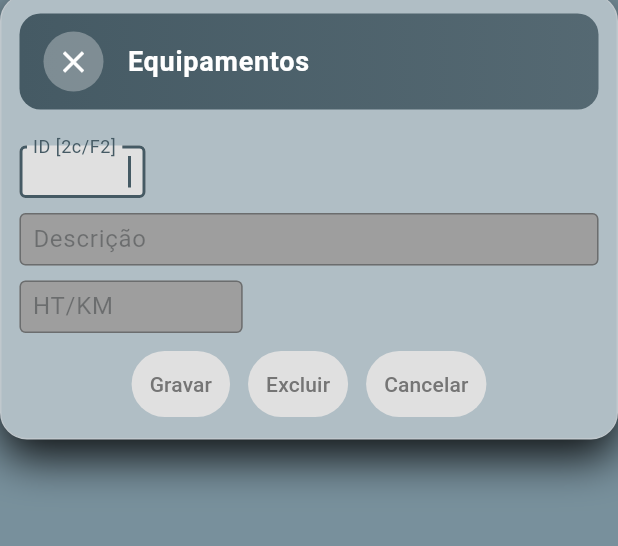
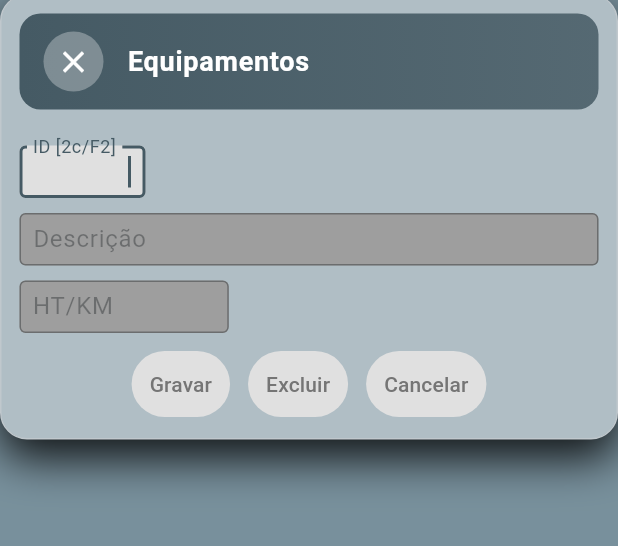
Before and after one commit to PEDRO040672/controle_app, a Flutter app: the screen it shows after launch, in the side drawer, after a tap on "Equipamentos", on a phone screen of 412 x 824 dp, the part 90-636 px from its top. Run offline on Flutter 3.47's test engine with Material 3 defaults, Android fonts, the phone set to English and light mode, and no system bars; our stand-ins replace data_table_2.

Commit message:
18/03/2026 as 01:32

```diff
--- a/lib/con_eqp.dart
+++ b/lib/con_eqp.dart
@@ -29,6 +29,7 @@ class _ConsultaCadeqpState extends BaseConsState<ConsultaCadeqp> {
   final ScrollController _vertical = ScrollController();
   final ScrollController _horizontal = ScrollController();
   final formato = NumberFormat('#,##0.0', 'pt_BR');
+  //final formato = NumberFormat('###.##0,0', 'pt_BR');
 
   List<Cadeqp> _lista = [];
   List<Cadeqp> _filtrada = [];
@@ -170,7 +171,7 @@ class _ConsultaCadeqpState extends BaseConsState<ConsultaCadeqp> {
               //DataColumn2(label: Text('Nome'), size: ColumnSize.L),
               //DataColumn2(label: Text('Nome'), fixedWidth: 450),
               DataColumn2(label: Text('Descrição')),
-              DataColumn2(label: Text('HT/KM'), fixedWidth: 80, numeric: true),
+              DataColumn2(label: Text('HT/KM'), fixedWidth: 110, numeric: true),
             ],
             rows: List.generate(_filtrada.length, (index) {
               final p = _filtrada[index];
@@ -213,6 +214,7 @@ class _ConsultaCadeqpState extends BaseConsState<ConsultaCadeqp> {
                   ),
                   DataCell(
                     Text(
+                      //p.eqp_htkm,
                       formato.format(p.eqp_htkm),
                       maxLines: 1,
                       overflow: TextOverflow.ellipsis,
--- a/lib/for_eqp.dart
+++ b/lib/for_eqp.dart
@@ -120,9 +120,10 @@ class _ForEqpState extends BaseFormState<ForEqpPage> {
           _inclusao = false;
           _habilitado = false;
           _eqp_descController.text = cadeqp.eqp_desc;
+          //_eqp_htkmController.text = cadeqp.eqp_htkm;
           _eqp_htkmController.text = Campo.doubleText(
             cadeqp.eqp_htkm,
-            '99999,9',
+            '999.999,9',
           );
         });
         WidgetsBinding.instance.addPostFrameCallback((_) {
@@ -290,7 +291,7 @@ class _ForEqpState extends BaseFormState<ForEqpPage> {
                   titulo: 'HT/KM',
                   controller: _eqp_htkmController,
                   focusNode: _eqp_htkmFocus,
-                  mascara: '999.999,99',
+                  mascara: '999.999,9',
                   nextFocus: _gravarFocus,
                   enabled: !_habilitado,
                 ),
--- a/lib/models/cadeqp_models.dart
+++ b/lib/models/cadeqp_models.dart
@@ -13,7 +13,7 @@ class Cadeqp {
     return Cadeqp(
       eqp_id: json['eqp_id'],
       eqp_desc: json['eqp_desc'],
-      eqp_htkm: json['eqp_htkm'],
+      eqp_htkm: double.tryParse(json['eqp_htkm'].toString()) ?? 0.0,
     );
   }
 
--- a/lib/widgets/campo.dart
+++ b/lib/widgets/campo.dart
@@ -13,9 +13,9 @@ class Campo extends StatelessWidget {
   final FocusNode? nextFocus;
   final Future<bool> Function()? onSubmitted;
 
-  final int tamanho; // texto / inteiro
-  final bool zeroEsquerda; // inteiro
-  final String? mascara; // double / mascara
+  final int tamanho;
+  final bool zeroEsquerda;
+  final String? mascara;
   final bool enabled;
   final bool autofocus;
 
@@ -36,40 +36,38 @@ class Campo extends StatelessWidget {
   });
 
   // ==========================
-  // LARGURA DINÂMICA
+  // LARGURA
   // ==========================
   double _largura(BuildContext context) {
     final estilo = _estilo(context);
-    // Texto base para cálculo
-    String textoBase;
+
+    String base;
     switch (tipo) {
       case TipoCampo.texto:
-        textoBase = 'W' * (tamanho + 7);
+        base = 'W' * (tamanho + 7);
         break;
       case TipoCampo.inteiro:
-        textoBase = 'W' * (tamanho + 3);
+        base = 'W' * (tamanho + 3);
         break;
       case TipoCampo.double:
       case TipoCampo.mascara:
-        if (mascara == null) {
-          textoBase = 'W' * 12;
-        } else {
-          textoBase = '${mascara}WWWWW';
-        }
+        base = mascara != null ? '$mascara     ' : 'W' * 12;
         break;
       case TipoCampo.data:
-        textoBase = '99/99/9999WWWWW';
+        base = '99/99/9999     ';
         break;
       case TipoCampo.uf:
-        textoBase = 'WWWW'; // largura para sigla
+        base = 'WWWW';
         break;
     }
-    final textPainter = TextPainter(
-      text: TextSpan(text: textoBase, style: estilo),
+
+    final tp = TextPainter(
+      text: TextSpan(text: base, style: estilo),
       maxLines: 1,
       textDirection: TextDirection.ltr,
     )..layout();
-    return textPainter.width + 10; // margem interna
+
+    return tp.width + 10;
   }
 
   // ==========================
@@ -80,7 +78,7 @@ class Campo extends StatelessWidget {
       case TipoCampo.inteiro:
       case TipoCampo.double:
       case TipoCampo.data:
-        return TextInputType.number;
+        return const TextInputType.numberWithOptions(decimal: true);
       case TipoCampo.uf:
         return TextInputType.none;
       default:
@@ -89,7 +87,7 @@ class Campo extends StatelessWidget {
   }
 
   // ==========================
-  // ALINHAMENTO
+  // ALIGN
   // ==========================
   TextAlign _align() {
     switch (tipo) {
@@ -113,9 +111,26 @@ class Campo extends StatelessWidget {
         return [FilteringTextInputFormatter.digitsOnly];
 
       case TipoCampo.double:
-        if (mascara == null) return null;
-        return [MaskTextInputFormatter(mascara!)];
+        int casas = 0;
+        int inteiros = 0;
 
+        if (mascara != null) {
+          if (mascara!.contains(',')) {
+            final partes = mascara!.split(',');
+            casas = partes[1].length;
+            inteiros = partes[0].replaceAll('.', '').length;
+          } else {
+            inteiros = mascara!.replaceAll('.', '').length;
+          }
+        }
+
+        return [
+          FilteringTextInputFormatter.allow(RegExp(r'[0-9,\.]')),
+          DecimalTextInputFormatter(
+            decimalRange: casas,
+            integerRange: inteiros,
+          ),
+        ];
       case TipoCampo.mascara:
         if (mascara == null) return null;
         return [MaskTextInputFormatter(mascara!)];
@@ -136,18 +151,19 @@ class Campo extends StatelessWidget {
       case TipoCampo.texto:
       case TipoCampo.inteiro:
         return tamanho;
-      case TipoCampo.double:
       case TipoCampo.mascara:
         return mascara?.length;
       case TipoCampo.data:
         return 10;
       case TipoCampo.uf:
         return 2;
+      case TipoCampo.double:
+        return null; // 👈 importante
     }
   }
 
   // ==========================
-  // SUBMIT CENTRALIZADO
+  // SUBMIT
   // ==========================
   Future<void> _handleSubmit(BuildContext context) async {
     if (tipo == TipoCampo.inteiro && zeroEsquerda) {
@@ -170,7 +186,7 @@ class Campo extends StatelessWidget {
     if (nextFocus != null) {
       FocusScope.of(context).requestFocus(nextFocus);
     } else {
-      FocusScope.of(context).nextFocus(); // 👈 melhor que unfocus()
+      FocusScope.of(context).nextFocus();
     }
   }
 
@@ -178,26 +194,16 @@ class Campo extends StatelessWidget {
   Widget build(BuildContext context) {
     if (tipo == TipoCampo.uf) {
       return SizedBox(
-        width: _largura(context) + 30, // espaço da seta
+        width: _largura(context) + 30,
         child: DropdownButtonFormField<String>(
           value: controller.text.isEmpty ? null : controller.text,
           focusNode: focusNode,
           autofocus: autofocus,
           isDense: true,
           style: _estilo(context),
-          decoration: InputDecoration(
-            isDense: true,
-            filled: true,
-            fillColor: enabled ? Colors.grey.shade300 : Colors.grey.shade500,
-            labelText: titulo,
-            border: const OutlineInputBorder(),
-            contentPadding: const EdgeInsets.symmetric(
-              horizontal: 5,
-              vertical: 7,
-            ),
-          ),
+          decoration: _decoracao(),
           items: _ufs
-              .map((uf) => DropdownMenuItem<String>(value: uf, child: Text(uf)))
+              .map((uf) => DropdownMenuItem(value: uf, child: Text(uf)))
               .toList(),
           onChanged: enabled
               ? (value) {
@@ -209,7 +215,6 @@ class Campo extends StatelessWidget {
       );
     }
 
-    // comportamento padrão (TextField)
     return GestureDetector(
       onDoubleTap: enabled ? onDoubleTap : null,
       child: SizedBox(
@@ -226,75 +231,52 @@ class Campo extends StatelessWidget {
           textInputAction: TextInputAction.next,
           inputFormatters: _formatters(),
           onSubmitted: (_) => _handleSubmit(context),
-          onTap: () {
-            focusNode.onKeyEvent = (node, event) {
-              if (event is KeyDownEvent &&
-                  event.logicalKey == LogicalKeyboardKey.f2 &&
-                  onDoubleTap != null &&
-                  enabled) {
-                onDoubleTap!();
-                return KeyEventResult.handled;
-              }
-              return KeyEventResult.ignored;
-            };
-          },
-          decoration: InputDecoration(
-            isDense: true,
-            filled: true,
-            fillColor: enabled ? Colors.grey.shade300 : Colors.grey.shade500,
-            labelText: titulo,
-            counterText: '',
-            border: const OutlineInputBorder(),
-            contentPadding: const EdgeInsets.symmetric(
-              horizontal: 5,
-              vertical: 7,
-            ),
-          ),
+          decoration: _decoracao(),
         ),
       ),
     );
   }
 
+  InputDecoration _decoracao() {
+    return InputDecoration(
+      isDense: true,
+      filled: true,
+      fillColor: enabled ? Colors.grey.shade300 : Colors.grey.shade500,
+      labelText: titulo,
+      counterText: '',
+      border: const OutlineInputBorder(),
+      contentPadding: const EdgeInsets.symmetric(horizontal: 5, vertical: 7),
+    );
+  }
+
   // ==========================
-  // UTILITÁRIOS MOEDA
+  // UTIL
   // ==========================
   static double textDouble(String text) {
-    final clean = text.replaceAll(RegExp(r'[^\d,]'), '');
-    if (clean.isEmpty) return 0.0;
+    if (text.trim().isEmpty) return 0.0;
 
-    return double.parse(clean.replaceAll('.', '').replaceAll(',', '.'));
+    final normalized = text.replaceAll('.', '').replaceAll(',', '.');
+
+    return double.tryParse(normalized) ?? 0.0;
   }
 
   static String doubleText(double value, String mascara) {
-    final casasDecimais = mascara.contains(',')
-        ? mascara.split(',').last.length
-        : 0;
+    final casas = mascara.contains(',') ? mascara.split(',').last.length : 0;
 
-    final texto = value.toStringAsFixed(casasDecimais);
+    final texto = value.toStringAsFixed(casas);
+    final partes = texto.split('.');
 
-    final partes = texto.split('.');
-    final inteiro = partes[0];
-    final decimal = partes.length > 1 ? partes[1] : '';
+    String inteiro = partes[0];
+    String decimal = partes.length > 1 ? partes[1] : '';
 
-    String formatado = inteiro.replaceAllMapped(
+    inteiro = inteiro.replaceAllMapped(
       RegExp(r'(\d)(?=(\d{3})+(?!\d))'),
       (m) => '${m[1]}.',
     );
 
-    if (casasDecimais > 0) {
-      formatado = '$formatado,$decimal';
-    }
-
-    if (mascara.contains('R\$')) {
-      formatado = 'R\$ $formatado';
-    }
-
-    return formatado;
+    return casas > 0 ? '$inteiro,$decimal' : inteiro;
   }
 
-  // ==========================
-  // UTILITÁRIOS UF
-  // ==========================
   static const List<String> _ufs = [
     'AC',
     'AL',
@@ -327,7 +309,59 @@ class Campo extends StatelessWidget {
 }
 
 // ==========================
-// FORMATTER MÁSCARA
+// DECIMAL FORMATTER
+// ==========================
+class DecimalTextInputFormatter extends TextInputFormatter {
+  final int decimalRange;
+  final int integerRange;
+
+  DecimalTextInputFormatter({
+    required this.decimalRange,
+    required this.integerRange,
+  });
+
+  @override
+  TextEditingValue formatEditUpdate(
+    TextEditingValue oldValue,
+    TextEditingValue newValue,
+  ) {
+    String text = newValue.text;
+
+    // só uma vírgula
+    if (','.allMatches(text).length > 1) return oldValue;
+
+    // evita só vírgula
+    if (text == ',') return oldValue;
+
+    // corrige ",5" → "0,5"
+    if (text.startsWith(',')) {
+      text = '0$text';
+    }
+
+    final partes = text.split(',');
+
+    String inteiro = partes[0];
+    String decimal = partes.length > 1 ? partes[1] : '';
+
+    // 🔥 LIMITA INTEIRO
+    if (integerRange > 0 && inteiro.length > integerRange) {
+      return oldValue;
+    }
+
+    // 🔥 LIMITA DECIMAL
+    if (decimalRange > 0 && decimal.length > decimalRange) {
+      return oldValue;
+    }
+
+    return TextEditingValue(
+      text: text,
+      selection: TextSelection.collapsed(offset: text.length),
+    );
+  }
+}
+
+// ==========================
+// MASK FORMATTER
 // ==========================
 class MaskTextInputFormatter extends TextInputFormatter {
   final String mask;
@@ -345,7 +379,6 @@ class MaskTextInputFormatter extends TextInputFormatter {
     final buffer = StringBuffer();
     int maskIndex = 0;
     int valueIndex = 0;
-
     final value = newValue.text;
 
     while (maskIndex < mask.length && valueIndex < value.length) {
@@ -353,34 +386,20 @@ class MaskTextInputFormatter extends TextInputFormatter {
       final v = value[valueIndex];
 
       if (m == '9' && _isDigit(v)) {
-        // dígito obrigatório
         buffer.write(v);
         maskIndex++;
         valueIndex++;
       } else if (m == 'A' && _isLetter(v)) {
-        // letra obrigatória
         buffer.write(v.toUpperCase());
         maskIndex++;
         valueIndex++;
-      } else if (m == '?') {
-        // aceita dígito ou espaço
-        if (valueIndex < value.length) {
-          final char = value[valueIndex];
-          if (_isDigit(char) || char == ' ') {
-            buffer.write(char);
-            valueIndex++;
-          }
-        }
-        // sempre avançamos na máscara, mesmo que o usuário não digite nada
-        maskIndex++;
       } else {
-        // caracteres fixos da máscara (como (, ), -, /, espaço)
         buffer.write(m);
-        // só avançamos no valor se o caractere do usuário coincidir com o literal
         if (v == m) valueIndex++;
         maskIndex++;
       }
     }
+
     return TextEditingValue(
       text: buffer.toString(),
       selection: TextSelection.collapsed(offset: buffer.length),
@@ -389,7 +408,7 @@ class MaskTextInputFormatter extends TextInputFormatter {
 }
 
 // ==========================
-// FORMATTER UPPERCASE
+// UPPERCASE
 // ==========================
 class UpperCaseTextFormatter extends TextInputFormatter {
   @override
@@ -405,7 +424,7 @@ class UpperCaseTextFormatter extends TextInputFormatter {
 }
 
 // ==========================
-// Estilo de fonte
+// ESTILO
 // ==========================
 TextStyle _estilo(BuildContext context) {
   return Theme.of(context).textTheme.bodyMedium?.copyWith(
```
